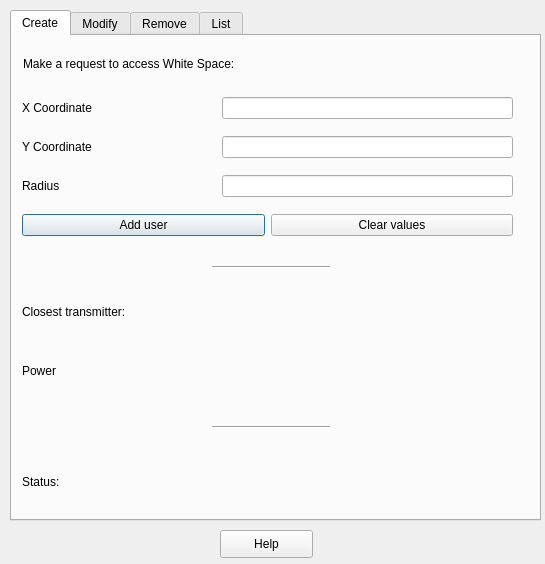
First picture: the form in useradmin.ui, repository szugyizs/QtWhiteSpaceManager, before the edit.
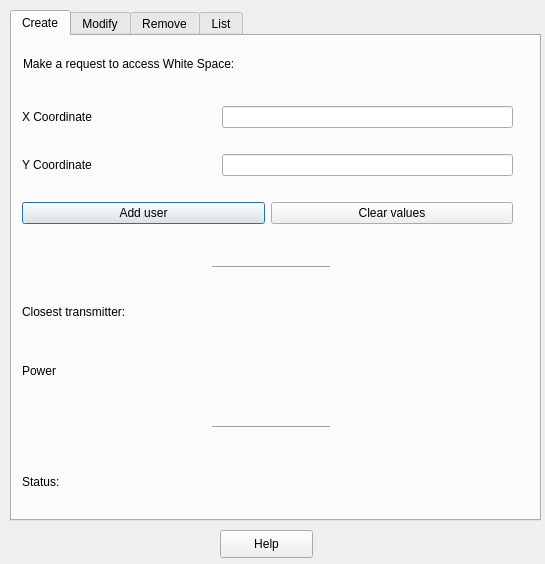
Second picture: the form after the edit. The open tabs and pages were chosen to show the change.

Patch:
```diff
--- a/useradmin.ui
+++ b/useradmin.ui
@@ -96,20 +96,6 @@
            </item>
           </layout>
          </item>
-         <item>
-          <layout class="QHBoxLayout" name="horizontalLayout_17" stretch="4,6">
-           <item>
-            <widget class="QLabel" name="label_11">
-             <property name="text">
-              <string>Radius</string>
-             </property>
-            </widget>
-           </item>
-           <item>
-            <widget class="QLineEdit" name="radiusInput"/>
-           </item>
-          </layout>
-         </item>
          <item>
           <layout class="QHBoxLayout" name="horizontalLayout_20">
            <item>
```
Left out of the diff: 16 changed lines with no effect on the pictures.
